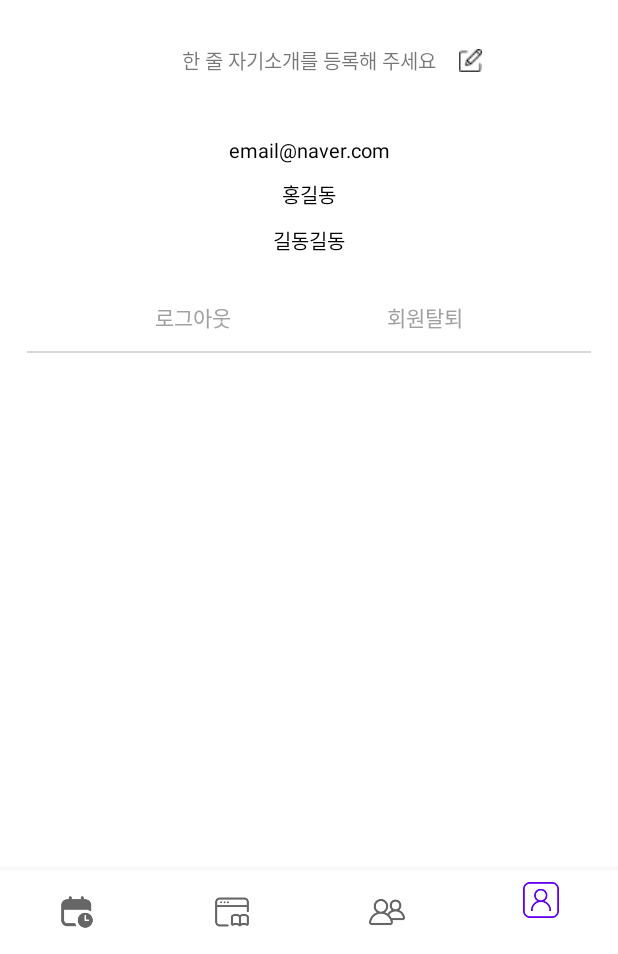
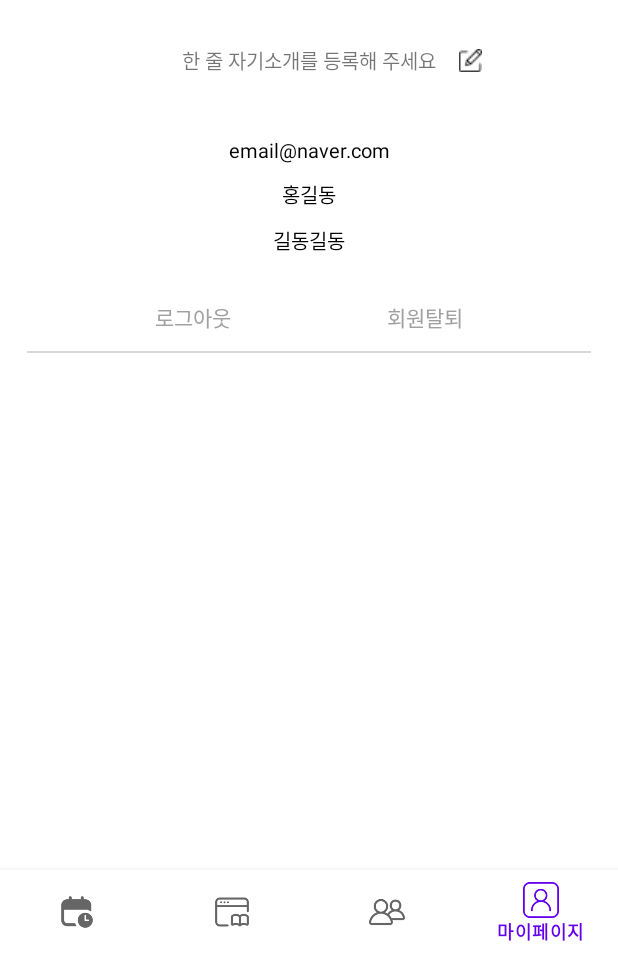
Before and after one commit to OrchestraHackathon/Development, an Android app: the MainActivity screen opened directly, with no data from a screen before it, item 4 of the bottom bar chosen, on a phone screen of 412 x 824 dp, the part 282-1236 px from its top. Run offline under Robolectric (Android 15) with nearby library versions, the phone set to English and light mode, and no system bars; libraries missing offline, so code that uses them is left out: com.islandparadise14.mintable; 9 statements that could not run were skipped.

Commit message:
Update: 바텀네비 text 추가

```diff
--- a/android/app/src/main/res/layout/activity_main.xml
+++ b/android/app/src/main/res/layout/activity_main.xml
@@ -24,4 +24,5 @@
         app:layout_constraintBottom_toBottomOf="parent"
         app:menu="@menu/menu_main_bnv"/>
 
+
 </androidx.constraintlayout.widget.ConstraintLayout>
--- a/android/app/src/main/res/menu/menu_main_bnv.xml
+++ b/android/app/src/main/res/menu/menu_main_bnv.xml
@@ -5,25 +5,25 @@
     <item
         android:id="@+id/timeTable_menu"
         android:icon="@drawable/icon_timetable"
-        android:title=""
+        android:title="시간표"
         app:showAsAction="always"/>
 
     <item
         android:id="@+id/lecture_menu"
         android:icon="@drawable/icon_lecture"
-        android:title=""
+        android:title="과목"
         app:showAsAction="always"/>
 
     <item
         android:id="@+id/friend_menu"
         android:icon="@drawable/icon_friend"
-        android:title=""
+        android:title="친구"
         app:showAsAction="always"/>
 
     <item
         android:id="@+id/my_menu"
         android:icon="@drawable/icon_my"
-        android:title=""
+        android:title="마이페이지"
         app:showAsAction="always"/>
 
 </menu>
```
